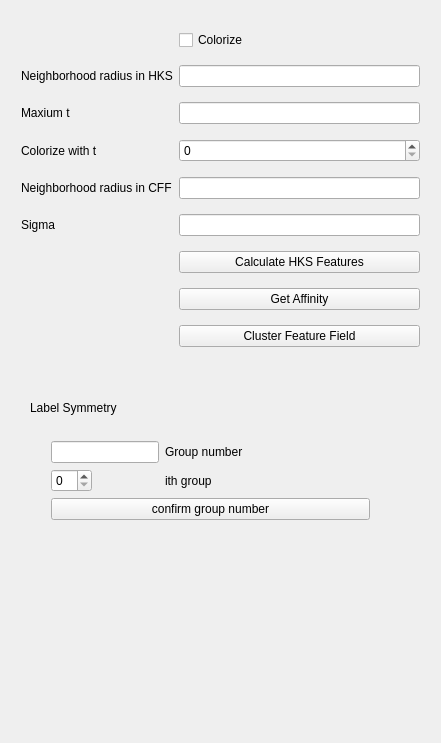
This is mode_FeatureSegCorr/fsc_widget.ui in BigkoalaZhu/STAR_PoCorr as Qt 5 draws it before an edit. The edited form follows.
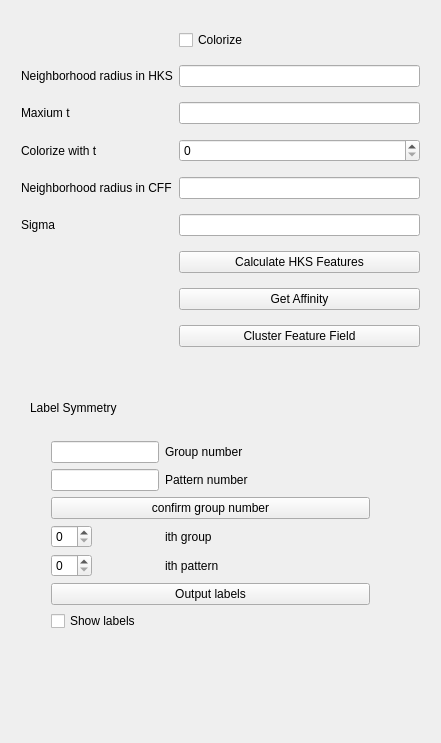
This is the edited form.

Diff of the .ui file:
```diff
--- a/mode_FeatureSegCorr/fsc_widget.ui
+++ b/mode_FeatureSegCorr/fsc_widget.ui
@@ -126,6 +126,9 @@
     </rect>
    </property>
    <layout class="QFormLayout" name="formLayout">
+    <property name="fieldGrowthPolicy">
+     <enum>QFormLayout::AllNonFixedFieldsGrow</enum>
+    </property>
     <item row="0" column="0">
      <widget class="QLineEdit" name="label_gn"/>
     </item>
@@ -137,12 +140,12 @@
      </widget>
     </item>
     <item row="1" column="0">
-     <widget class="QSpinBox" name="label_ith"/>
+     <widget class="QLineEdit" name="label_pn"/>
     </item>
     <item row="1" column="1">
-     <widget class="QLabel" name="label_8">
+     <widget class="QLabel" name="label_9">
       <property name="text">
-       <string>ith group</string>
+       <string>Pattern number</string>
       </property>
      </widget>
     </item>
@@ -153,6 +156,40 @@
       </property>
      </widget>
     </item>
+    <item row="4" column="0">
+     <widget class="QSpinBox" name="label_ith"/>
+    </item>
+    <item row="4" column="1">
+     <widget class="QLabel" name="label_8">
+      <property name="text">
+       <string>ith group</string>
+      </property>
+     </widget>
+    </item>
+    <item row="5" column="0">
+     <widget class="QSpinBox" name="label_ith_pn"/>
+    </item>
+    <item row="5" column="1">
+     <widget class="QLabel" name="label_10">
+      <property name="text">
+       <string>ith pattern</string>
+      </property>
+     </widget>
+    </item>
+    <item row="6" column="0" colspan="2">
+     <widget class="QPushButton" name="label_output">
+      <property name="text">
+       <string>Output labels</string>
+      </property>
+     </widget>
+    </item>
+    <item row="7" column="0" colspan="2">
+     <widget class="QCheckBox" name="label_show">
+      <property name="text">
+       <string>Show labels</string>
+      </property>
+     </widget>
+    </item>
    </layout>
   </widget>
  </widget>
```
